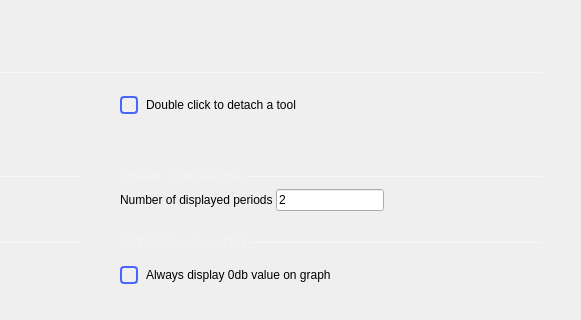
Qt form ui/preferences.ui (analogdevicesinc/scopy) before a commit; both pictures show x 382 to 963 and y 0 to 320 of the 963 by 661 pixel window.
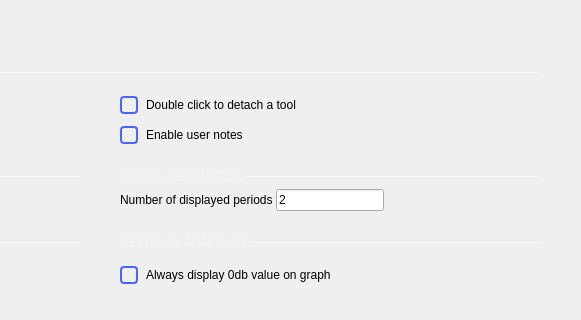
The same form after that commit. Custom widgets are drawn as their Qt base class.

Commit message: Preferences: Add an option in the preferences panel to enable or disable the user notes.

Patch:
```diff
--- a/ui/preferences.ui
+++ b/ui/preferences.ui
@@ -1019,6 +1019,59 @@
              </item>
             </layout>
            </item>
+           <item row="1" column="1">
+            <layout class="QHBoxLayout" name="horizontalLayout_12">
+             <property name="spacing">
+              <number>0</number>
+             </property>
+             <item>
+              <widget class="QCheckBox" name="userNotesCheckBox">
+               <property name="styleSheet">
+                <string notr="true">QCheckBox {
+  spacing: 8px;
+  background-color: transparent;
+  font-size: 14px;
+  font-weight: bold;
+  
+  color: rgba(255, 255, 255, 153);
+}
+
+QCheckBox::indicator {
+  width: 14px;
+  height: 14px;
+  border: 2px solid rgb(74,100,255);
+  border-radius: 4px;
+}
+QCheckBox::indicator:unchecked { background-color: transparent; }
+QCheckBox::indicator:checked { background-color: rgb(74,100,255); }</string>
+               </property>
+               <property name="text">
+                <string/>
+               </property>
+              </widget>
+             </item>
+             <item>
+              <widget class="QLabel" name="label_12">
+               <property name="text">
+                <string>Enable user notes</string>
+               </property>
+              </widget>
+             </item>
+             <item>
+              <spacer name="horizontalSpacer_8">
+               <property name="orientation">
+                <enum>Qt::Horizontal</enum>
+               </property>
+               <property name="sizeHint" stdset="0">
+                <size>
+                 <width>40</width>
+                 <height>20</height>
+                </size>
+               </property>
+              </spacer>
+             </item>
+            </layout>
+           </item>
           </layout>
          </item>
         </layout>
```
Left out of the diff: 32 changed lines with no effect on the pictures. The commit also changes 4 other files.
